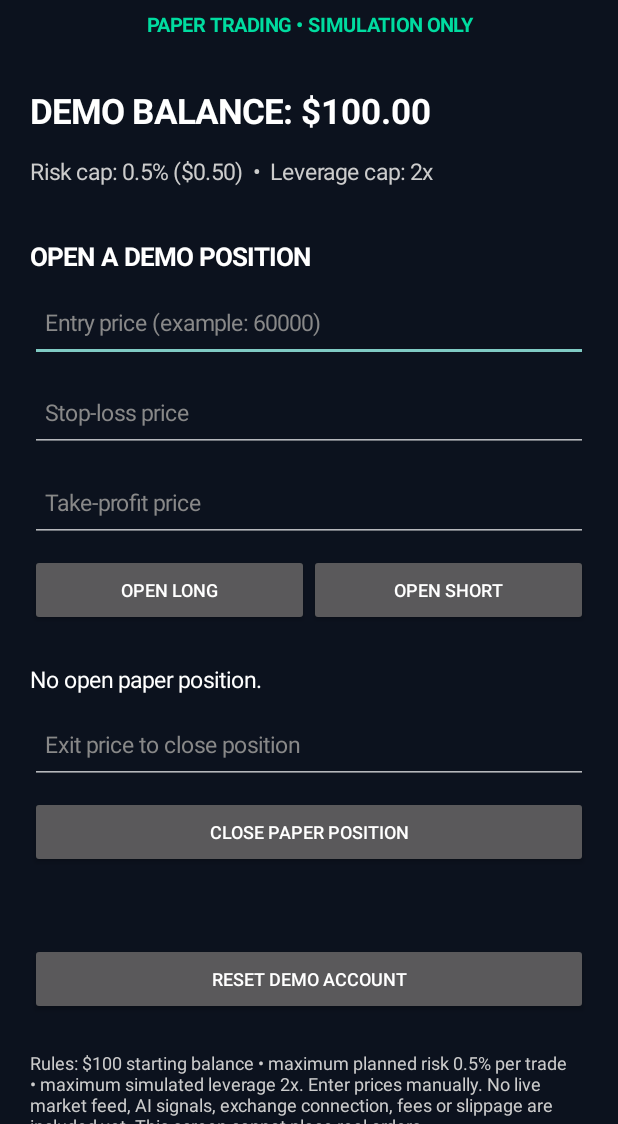
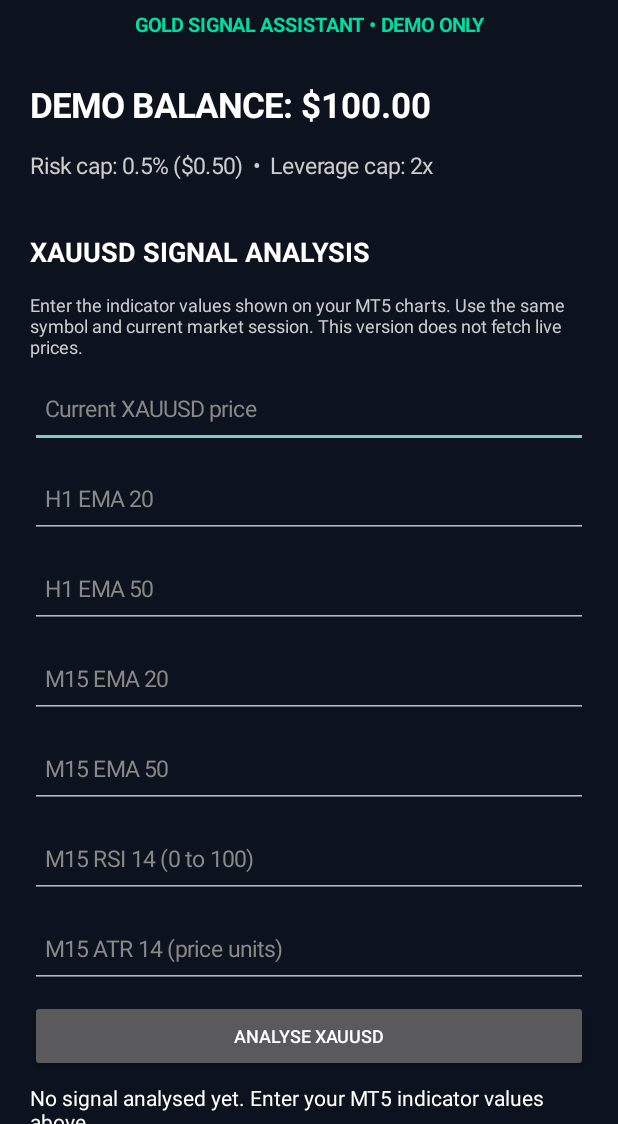
Before and after one commit to mulla2006/AI-Trader-Pro-2026, an Android app: the screen it shows after launch (MainActivity), on a phone screen of 412 x 824 dp, the part 112-1236 px from its top. Run offline under Robolectric (Android 15) with nearby library versions, the phone set to English and light mode, and no system bars.

Commit message:
Add XAUUSD M15/H1 rule-based signal assistant with manual approval

```diff
--- a/app/src/main/java/com/aitraderpro/MainActivity.java
+++ b/app/src/main/java/com/aitraderpro/MainActivity.java
@@ -19,11 +19,13 @@ public class MainActivity extends Activity {
     private static final double MAX_RISK = 0.005;
     private static final double MAX_LEVERAGE = 2.0;
     private SharedPreferences prefs;
-    private TextView balanceView, riskView, positionView, resultView;
+    private TextView balanceView, riskView, positionView, resultView, signalView;
     private EditText entryInput, stopInput, targetInput, exitInput;
-    private boolean hasPosition;
-    private boolean isLong;
+    private EditText currentPriceInput, h1FastInput, h1SlowInput, m15FastInput, m15SlowInput, rsiInput, atrInput;
+    private boolean hasPosition, isLong;
     private double balance, entry, stop, target, quantity, riskAmount;
+    private boolean signalReady, signalIsLong;
+    private double signalEntry, signalStop, signalTarget, signalQuantity;
 
     @Override
     protected void onCreate(Bundle savedInstanceState) {
@@ -46,16 +48,13 @@ public class MainActivity extends Activity {
     }
 
     private void saveState() {
-        prefs.edit()
-            .putFloat("balance", (float) balance)
-            .putBoolean("has_position", hasPosition)
-            .putBoolean("is_long", isLong)
+        prefs.edit().putFloat("balance", (float) balance)
+            .putBoolean("has_position", hasPosition).putBoolean("is_long", isLong)
             .putLong("entry", Double.doubleToLongBits(entry))
             .putLong("stop", Double.doubleToLongBits(stop))
             .putLong("target", Double.doubleToLongBits(target))
             .putLong("quantity", Double.doubleToLongBits(quantity))
-            .putLong("risk", Double.doubleToLongBits(riskAmount))
-            .apply();
+            .putLong("risk", Double.doubleToLongBits(riskAmount)).apply();
     }
 
     private void buildScreen() {
@@ -69,20 +68,46 @@ public class MainActivity extends Activity {
         TextView title = text("AI TRADER PRO", 27, Color.WHITE, true);
         title.setGravity(Gravity.CENTER);
         root.addView(title);
-        TextView subtitle = text("PAPER TRADING • SIMULATION ONLY", 13, Color.rgb(0, 220, 160), true);
+        TextView subtitle = text("GOLD SIGNAL ASSISTANT • DEMO ONLY", 13, Color.rgb(0, 220, 160), true);
         subtitle.setGravity(Gravity.CENTER);
         root.addView(subtitle);
 
         balanceView = text("", 23, Color.WHITE, true);
         riskView = text("", 15, Color.LTGRAY, false);
-        addGap(root, 18);
+        addGap(root, 14);
         root.addView(balanceView);
         root.addView(riskView);
+
         addGap(root, 20);
+        root.addView(text("XAUUSD SIGNAL ANALYSIS", 18, Color.WHITE, true));
+        root.addView(text("Enter the indicator values shown on your MT5 charts. Use the same symbol and current market session. This version does not fetch live prices.", 12, Color.LTGRAY, false));
+        currentPriceInput = field("Current XAUUSD price");
+        h1FastInput = field("H1 EMA 20");
+        h1SlowInput = field("H1 EMA 50");
+        m15FastInput = field("M15 EMA 20");
+        m15SlowInput = field("M15 EMA 50");
+        rsiInput = field("M15 RSI 14 (0 to 100)");
+        atrInput = field("M15 ATR 14 (price units)");
+        root.addView(currentPriceInput);
+        root.addView(h1FastInput);
+        root.addView(h1SlowInput);
+        root.addView(m15FastInput);
+        root.addView(m15SlowInput);
+        root.addView(rsiInput);
+        root.addView(atrInput);
+        Button analyzeButton = button("ANALYSE XAUUSD");
+        root.addView(analyzeButton);
+        signalView = text("No signal analysed yet. Enter your MT5 indicator values above.", 14, Color.WHITE, false);
+        root.addView(signalView);
+        Button loadSignalButton = button("LOAD SIGNAL INTO PAPER TRADE");
+        root.addView(loadSignalButton);
+        analyzeButton.setOnClickListener(v -> analyzeSignal());
+        loadSignalButton.setOnClickListener(v -> loadSignal());
 
-        TextView section = text("OPEN A DEMO POSITION", 17, Color.WHITE, true);
-        root.addView(section);
-        entryInput = field("Entry price (example: 60000)");
+        addGap(root, 22);
+        root.addView(text("PAPER TRADING — SIMULATION ONLY", 17, Color.rgb(0, 220, 160), true));
+        root.addView(text("Review the signal, then manually open a simulated position below. No MT5 order is sent.", 12, Color.LTGRAY, false));
+        entryInput = field("Entry price");
         stopInput = field("Stop-loss price");
         targetInput = field("Take-profit price");
         root.addView(entryInput);
@@ -111,15 +136,61 @@ public class MainActivity extends Activity {
         addGap(root, 16);
         resultView = text("", 14, Color.rgb(0, 220, 160), false);
         root.addView(resultView);
-
         Button resetButton = button("RESET DEMO ACCOUNT");
         root.addView(resetButton);
         resetButton.setOnClickListener(v -> resetAccount());
 
         addGap(root, 16);
-        TextView note = text("Rules: $100 starting balance • maximum planned risk 0.5% per trade • maximum simulated leverage 2x. Enter prices manually. No live market feed, AI signals, exchange connection, fees or slippage are included yet. This screen cannot place real orders.", 12, Color.LTGRAY, false);
-        root.addView(note);
+        root.addView(text("Safety: demo simulation only • maximum planned risk 0.5% • simulated leverage cap 2x. Signals are rule-based indicator checks, not a trained AI model or financial advice. No live feed, MT5 connection, broker order, automatic stop/target, fees or slippage. XAUUSD contract sizing must be verified in MT5 before any real use.", 12, Color.LTGRAY, false));
         setContentView(scroll);
+    }
+
+    private void analyzeSignal() {
+        double price = read(currentPriceInput), h1Fast = read(h1FastInput), h1Slow = read(h1SlowInput);
+        double m15Fast = read(m15FastInput), m15Slow = read(m15SlowInput);
+        double rsi = read(rsiInput), atr = read(atrInput);
+        if (!valid(price) || !valid(h1Fast) || !valid(h1Slow) || !valid(m15Fast) ||
+            !valid(m15Slow) || Double.isNaN(rsi) || rsi < 0 || rsi > 100 || !valid(atr)) {
+            toast("Enter positive price, EMA and ATR values, and an RSI between 0 and 100.");
+            return;
+        }
+        boolean bullish = h1Fast > h1Slow && m15Fast > m15Slow && rsi >= 50 && rsi <= 70 && price > m15Fast;
+        boolean bearish = h1Fast < h1Slow && m15Fast < m15Slow && rsi >= 30 && rsi <= 50 && price < m15Fast;
+        signalReady = false;
+        if (!bullish && !bearish) {
+            signalView.setText("SIGNAL: WAIT\nH1 and M15 trend/RSI conditions do not align. Do not force a trade.");
+            return;
+        }
+        signalIsLong = bullish;
+        signalEntry = price;
+        double distance = atr * 1.5;
+        signalStop = bullish ? price - distance : price + distance;
+        signalTarget = bullish ? price + (distance * 2.0) : price - (distance * 2.0);
+        double riskBudget = balance * MAX_RISK;
+        signalQuantity = Math.min(riskBudget / distance, (balance * MAX_LEVERAGE) / price);
+        if (!valid(signalQuantity)) {
+            signalView.setText("SIGNAL: WAIT\nPosition size could not be calculated safely.");
+            return;
+        }
+        signalReady = true;
+        signalView.setText("SIGNAL: " + (bullish ? "BUY / LONG" : "SELL / SHORT") +
+            "\nEntry reference: " + price(signalEntry) +
+            "\nStop-loss: " + price(signalStop) +
+            "\nTake-profit (2R): " + price(signalTarget) +
+            "\nEstimated size: " + String.format(Locale.US, "%.6f units (not MT5 lots)", signalQuantity) +
+            "\nPlanned stop risk: " + money(signalQuantity * distance) +
+            "\n\nManual approval required. Confirm current prices and spread in MT5 before acting.");
+    }
+
+    private void loadSignal() {
+        if (!signalReady) {
+            toast("Analyse a valid BUY or SELL signal first. WAIT cannot be loaded.");
+            return;
+        }
+        entryInput.setText(price(signalEntry));
+        stopInput.setText(price(signalStop));
+        targetInput.setText(price(signalTarget));
+        toast("Signal values loaded. Review them, then tap OPEN " + (signalIsLong ? "LONG" : "SHORT") + " for paper trading.");
     }
 
     private void openPosition(boolean longSide) {
@@ -132,10 +203,8 @@ public class MainActivity extends Activity {
         }
         double distance = Math.abs(e - s);
         riskAmount = balance * MAX_RISK;
-        double units = riskAmount / distance;
-        double maxUnits = (balance * MAX_LEVERAGE) / e;
-        quantity = Math.min(units, maxUnits);
-        if (!valid(quantity) || quantity <= 0) { toast("Position size could not be calculated."); return; }
+        quantity = Math.min(riskAmount / distance, (balance * MAX_LEVERAGE) / e);
+        if (!valid(quantity)) { toast("Position size could not be calculated."); return; }
         entry = e; stop = s; target = t; isLong = longSide; hasPosition = true;
         saveState();
         resultView.setText("Paper position opened. Estimated stop risk: " + money(quantity * distance) +
@@ -158,6 +227,7 @@ public class MainActivity extends Activity {
 
     private void resetAccount() {
         balance = START_BALANCE; hasPosition = false; entry = stop = target = quantity = riskAmount = 0;
+        signalReady = false;
         saveState();
         resultView.setText("Demo account reset to $100. No real funds were used.");
         refreshScreen();
```
